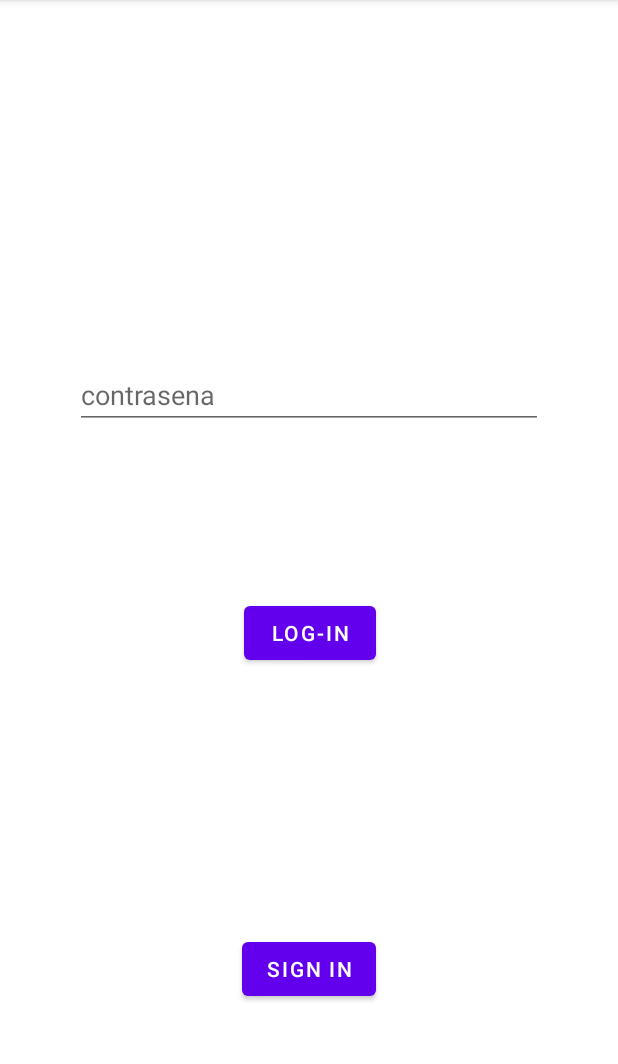
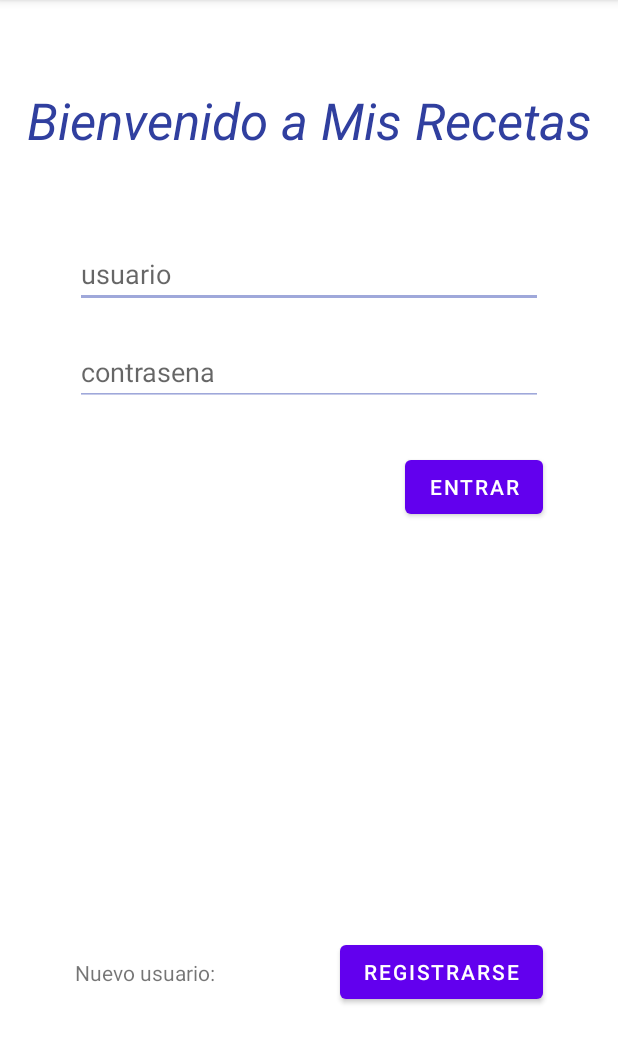
Before and after one commit to mariaroda76/EJERCICIO_FINAL, an Android app: the screen it shows after launch (MainActivity), on a phone screen of 412 x 824 dp, the part 84-1148 px from its top. Run offline under Robolectric (Android 15) with nearby library versions, the phone set to English and light mode, and no system bars.

Commit message:
primera_user_lista_edit-ok

```diff
--- a/app/src/main/res/layout/fragment_first.xml
+++ b/app/src/main/res/layout/fragment_first.xml
@@ -12,12 +12,11 @@
         android:layout_width="match_parent"
         android:layout_height="wrap_content"
         android:layout_marginStart="50dp"
-        android:layout_marginTop="168dp"
+        android:layout_marginTop="160dp"
         android:layout_marginEnd="50dp"
-        android:layout_marginBottom="169dp"
+        android:backgroundTint="#9FA8DA"
         android:hint="@string/usuario"
         android:inputType="textPersonName"
-        app:layout_constraintBottom_toTopOf="@+id/et_first_pass"
         app:layout_constraintEnd_toEndOf="parent"
         app:layout_constraintStart_toStartOf="parent"
         app:layout_constraintTop_toTopOf="parent" />
@@ -27,33 +26,59 @@
         android:layout_width="match_parent"
         android:layout_height="wrap_content"
         android:layout_marginStart="50dp"
+        android:layout_marginTop="20dp"
         android:layout_marginEnd="50dp"
-        android:layout_marginBottom="112dp"
+        android:backgroundTint="#9FA8DA"
         android:hint="@string/contrasena"
         android:inputType="textPassword"
-        app:layout_constraintBottom_toTopOf="@+id/first_bt_LogIn"
         app:layout_constraintEnd_toEndOf="parent"
         app:layout_constraintHorizontal_bias="0.0"
-        app:layout_constraintStart_toStartOf="parent" />
+        app:layout_constraintStart_toStartOf="parent"
+        app:layout_constraintTop_toBottomOf="@+id/et_First_user" />
 
     <Button
         android:id="@+id/fist_bt_SingIn"
         android:layout_width="wrap_content"
         android:layout_height="wrap_content"
-        android:layout_marginBottom="98dp"
-        android:text="@string/sign_in"
+        android:layout_marginBottom="96dp"
+        android:text="Registrarse"
         app:layout_constraintBottom_toBottomOf="parent"
-        app:layout_constraintEnd_toEndOf="parent"
-        app:layout_constraintStart_toStartOf="parent" />
+        app:layout_constraintEnd_toEndOf="@+id/first_bt_LogIn" />
 
     <Button
         android:id="@+id/first_bt_LogIn"
         android:layout_width="wrap_content"
         android:layout_height="wrap_content"
-        android:layout_marginBottom="176dp"
-        android:text="@string/log_in"
-        app:layout_constraintBottom_toTopOf="@+id/fist_bt_SingIn"
-        app:layout_constraintEnd_toEndOf="@+id/fist_bt_SingIn" />
+        android:layout_marginTop="30dp"
+        android:text="Entrar"
+        app:layout_constraintEnd_toEndOf="@+id/et_first_pass"
+        app:layout_constraintTop_toBottomOf="@+id/et_first_pass" />
+
+    <TextView
+        android:id="@+id/LabelWelcome"
+        style="@android:style/Widget.Holo.Light.TextView"
+        android:layout_width="wrap_content"
+        android:layout_height="wrap_content"
+        android:layout_marginStart="20dp"
+        android:layout_marginEnd="20dp"
+        android:text="Bienvenido a Mis Recetas"
+        android:textAlignment="center"
+        android:textAppearance="@style/TextAppearance.AppCompat.Display1"
+        android:textColor="#303F9F"
+        android:textStyle="italic"
+        app:layout_constraintBottom_toTopOf="@+id/et_First_user"
+        app:layout_constraintEnd_toEndOf="parent"
+        app:layout_constraintStart_toStartOf="parent"
+        app:layout_constraintTop_toTopOf="parent" />
+
+    <TextView
+        android:id="@+id/textView5"
+        android:layout_width="wrap_content"
+        android:layout_height="wrap_content"
+        android:text="Nuevo usuario:"
+        app:layout_constraintBottom_toBottomOf="@+id/fist_bt_SingIn"
+        app:layout_constraintStart_toStartOf="@+id/et_first_pass"
+        app:layout_constraintTop_toTopOf="@+id/fist_bt_SingIn" />
 
 
 </androidx.constraintlayout.widget.ConstraintLayout>
--- a/app/src/main/res/layout/fragment_third.xml
+++ b/app/src/main/res/layout/fragment_third.xml
@@ -12,6 +12,7 @@
         android:layout_width="300dp"
         android:layout_height="wrap_content"
         android:layout_marginTop="40dp"
+        android:backgroundTint="#9FA8DA"
         android:ems="10"
         android:hint="@string/ingresa_el_titulo_de_la_pelicula"
         android:inputType="textPersonName"
@@ -24,6 +25,7 @@
         android:layout_width="120dp"
         android:layout_height="wrap_content"
         android:layout_marginTop="20dp"
+        android:backgroundTint="#9FA8DA"
         android:ems="10"
         android:hint="5"
         android:inputType="number"
@@ -34,6 +36,7 @@
         android:id="@+id/fragment3_et_tiempo"
         android:layout_width="150dp"
         android:layout_height="wrap_content"
+        android:backgroundTint="#9FA8DA"
         android:ems="10"
         android:hint="15 min"
         android:inputType="number"
@@ -62,6 +65,7 @@
         android:layout_width="300dp"
         android:layout_height="180dp"
         android:layout_marginTop="140dp"
+        android:backgroundTint="#9FA8DA"
         android:ems="10"
         android:gravity="start|top"
         android:hint="ingredientes..."
@@ -75,6 +79,7 @@
         android:layout_width="300dp"
         android:layout_height="180dp"
         android:layout_marginTop="20dp"
+        android:backgroundTint="#9FA8DA"
         android:ems="10"
         android:gravity="start|top"
         android:hint="pasos a seguir..."
```
Also changed, not shown: app/src/main/res/layout/fragment_user.xml (+22 -6 lines), app/src/main/res/layout/item.xml (+30 -4 lines).
